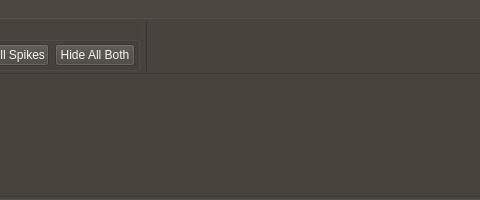
Above: src/pyphoplacecellanalysis/GUI/Qt/PlacefieldVisualSelectionControlsBar/PlacefieldVisualSelectionControlsBarWidgetBase.ui from CommanderPho/pyPhoPlaceCellAnalysis before the change; both pictures show x 509 to 989 and y 0 to 200 of the 1200 by 200 pixel window. Below: the same form after it.
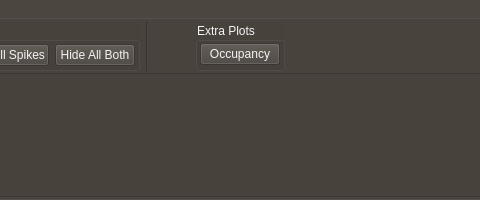
That is the form after the change.

Diff of the .ui file:
```diff
--- a/src/pyphoplacecellanalysis/GUI/Qt/PlacefieldVisualSelectionControlsBar/PlacefieldVisualSelectionControlsBarWidgetBase.ui
+++ b/src/pyphoplacecellanalysis/GUI/Qt/PlacefieldVisualSelectionControlsBar/PlacefieldVisualSelectionControlsBarWidgetBase.ui
@@ -297,6 +297,53 @@
            </property>
           </widget>
          </item>
+         <item>
+          <spacer name="horizontalSpacer_3">
+           <property name="orientation">
+            <enum>Qt::Horizontal</enum>
+           </property>
+           <property name="sizeType">
+            <enum>QSizePolicy::Maximum</enum>
+           </property>
+           <property name="sizeHint" stdset="0">
+            <size>
+             <width>40</width>
+             <height>20</height>
+            </size>
+           </property>
+          </spacer>
+         </item>
+         <item>
+          <widget class="QGroupBox" name="grpExtraPlots">
+           <property name="title">
+            <string>Extra Plots</string>
+           </property>
+           <property name="alignment">
+            <set>Qt::AlignLeading|Qt::AlignLeft|Qt::AlignTop</set>
+           </property>
+           <layout class="QHBoxLayout" name="horizontalLayout_5">
+            <property name="leftMargin">
+             <number>2</number>
+            </property>
+            <property name="topMargin">
+             <number>0</number>
+            </property>
+            <property name="rightMargin">
+             <number>2</number>
+            </property>
+            <property name="bottomMargin">
+             <number>2</number>
+            </property>
+            <item>
+             <widget class="QPushButton" name="btnToggleOccupancy">
+              <property name="text">
+               <string>Occupancy</string>
+              </property>
+             </widget>
+            </item>
+           </layout>
+          </widget>
+         </item>
          <item>
           <spacer name="horizontalSpacer">
            <property name="orientation">
```
